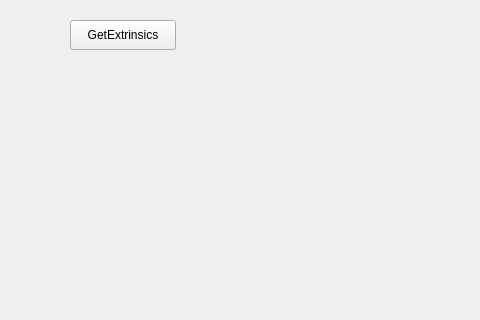
Qt form mainwindow.ui (Billccx/Somatosensory) before a commit; both pictures show x 0 to 480 and y 0 to 320 of the 1280 by 720 pixel window.
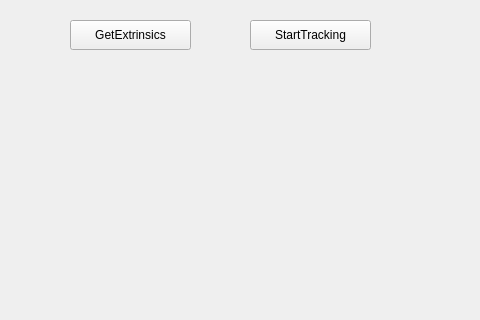
The same form after that commit.

Diff of the .ui file:
```diff
--- a/mainwindow.ui
+++ b/mainwindow.ui
@@ -19,7 +19,7 @@
      <rect>
       <x>70</x>
       <y>20</y>
-      <width>106</width>
+      <width>121</width>
       <height>30</height>
      </rect>
     </property>
@@ -40,6 +40,19 @@
      <string>video</string>
     </property>
    </widget>
+   <widget class="QPushButton" name="pushButton_2">
+    <property name="geometry">
+     <rect>
+      <x>250</x>
+      <y>20</y>
+      <width>121</width>
+      <height>30</height>
+     </rect>
+    </property>
+    <property name="text">
+     <string>StartTracking</string>
+    </property>
+   </widget>
   </widget>
   <widget class="QMenuBar" name="menubar">
    <property name="geometry">
```
